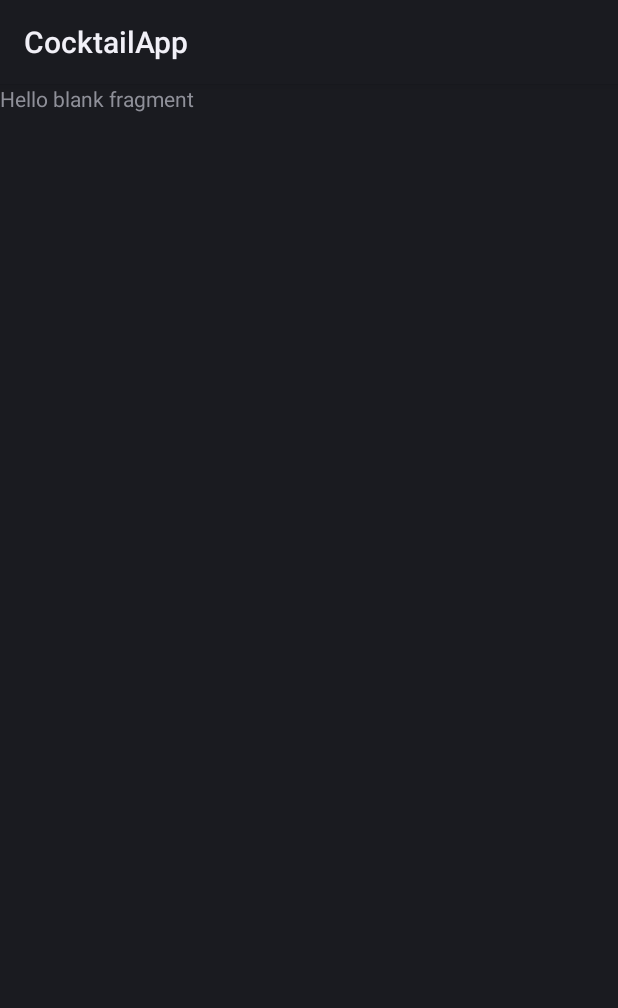
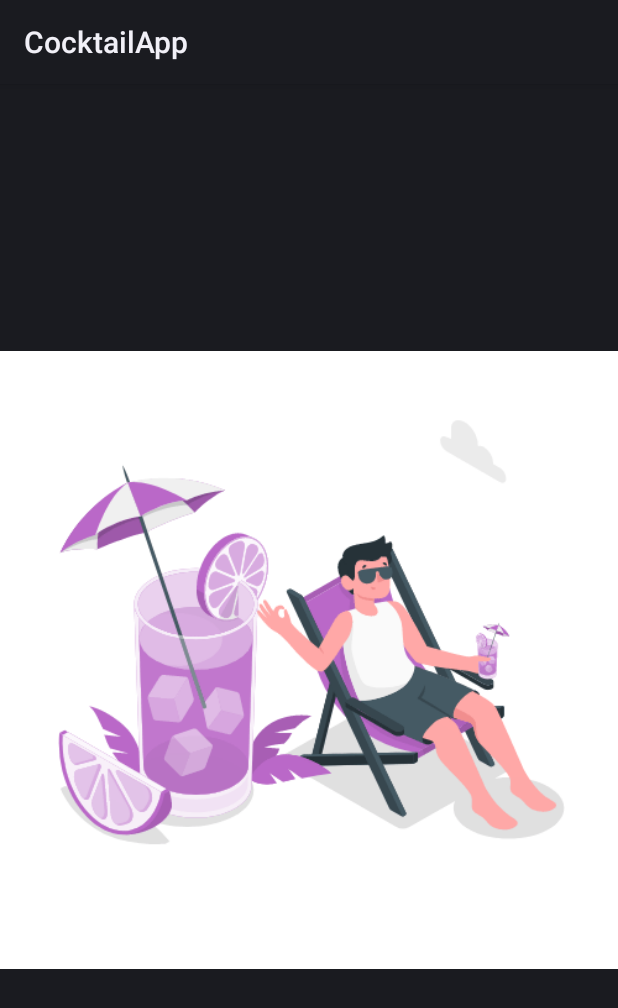
Before and after one commit to Marshall91x/CocktailApp, an Android app: the fragment LoadDataFragment shown on its own in the app's theme, on a phone screen of 412 x 824 dp. Shown: the top 1008 px of the screen. Run offline under Robolectric (Android 15) with nearby library versions, the phone set to English and light mode, and no system bars; our stand-ins replace RxJava; 1 statement that could not run was skipped.

Commit message:
created a fragment to load initial filters data

```diff
--- /dev/null
+++ b/app/src/main/java/it/edelmonte/cocktailapp/api/CocktailApiClient.java
@@ -0,0 +1,18 @@
+package it.edelmonte.cocktailapp.api;
+
+import retrofit2.Retrofit;
+import retrofit2.adapter.rxjava3.RxJava3CallAdapterFactory;
+import retrofit2.converter.gson.GsonConverterFactory;
+
+public class CocktailApiClient {
+
+    public static final String BASE_URL = "https://www.thecocktaildb.com/api/json/v1/1/";
+    private static Retrofit retrofit = null;
+
+    public static Retrofit getClient() {
+        if (retrofit == null) {
+            retrofit = new Retrofit.Builder().baseUrl(BASE_URL).addConverterFactory(GsonConverterFactory.create()).addCallAdapterFactory(RxJava3CallAdapterFactory.create()).build();
+        }
+        return retrofit;
+    }
+}
--- /dev/null
+++ b/app/src/main/java/it/edelmonte/cocktailapp/api/CocktailApiInterface.java
@@ -0,0 +1,20 @@
+package it.edelmonte.cocktailapp.api;
+
+import io.reactivex.rxjava3.core.Observable;
+import it.edelmonte.cocktailapp.model.DrinkList;
+import retrofit2.http.GET;
+
+public interface CocktailApiInterface {
+
+    @GET("list.php?c=list")
+    Observable<DrinkList> getCategories();
+
+    @GET("list.php?g=list")
+    Observable<DrinkList> getGlasses();
+
+    @GET("list.php?a=list")
+    Observable<DrinkList> getAlcoholic();
+
+    @GET("list.php?i=list")
+    Observable<DrinkList> getIngredients();
+}
--- a/app/src/main/java/it/edelmonte/cocktailapp/fragment/LoadDataFragment.java
+++ b/app/src/main/java/it/edelmonte/cocktailapp/fragment/LoadDataFragment.java
@@ -1,21 +1,93 @@
 package it.edelmonte.cocktailapp.fragment;
+
+import static org.koin.java.KoinJavaComponent.inject;
 
 import android.os.Bundle;
 
+import androidx.annotation.Nullable;
 import androidx.fragment.app.Fragment;
+import androidx.navigation.NavHost;
+import androidx.navigation.Navigation;
 
+import android.util.Log;
 import android.view.LayoutInflater;
 import android.view.View;
 import android.view.ViewGroup;
+import android.widget.Toast;
 
+import java.util.ArrayList;
+import java.util.List;
+
+import io.reactivex.rxjava3.annotations.NonNull;
+import io.reactivex.rxjava3.core.Observable;
+import io.reactivex.rxjava3.core.Observer;
+import io.reactivex.rxjava3.disposables.Disposable;
+import io.reactivex.rxjava3.functions.Consumer;
+import io.reactivex.rxjava3.functions.Function;
+import io.reactivex.rxjava3.schedulers.Schedulers;
 import it.edelmonte.cocktailapp.R;
+import it.edelmonte.cocktailapp.api.CocktailApiInterface;
+import it.edelmonte.cocktailapp.api.CocktailApiClient;
+import it.edelmonte.cocktailapp.model.Drink;
+import it.edelmonte.cocktailapp.model.DrinkList;
+import it.edelmonte.cocktailapp.util.CloudManager;
+import kotlin.Lazy;
 
 
-public class LoadDataFragment extends Fragment {
+public class LoadDataFragment extends Fragment{
+
+    private final Lazy<CloudManager> cloudManager = inject(CloudManager.class);
 
     @Override
     public void onCreate(Bundle savedInstanceState) {
         super.onCreate(savedInstanceState);
+        loadData();
+    }
+
+    //Method to concurrent call cocktail apis
+    private void loadData() {
+        //Create api client
+        CocktailApiInterface apiService = CocktailApiClient.getClient().create(CocktailApiInterface.class);
+
+        //Create a requests list for concurrency calls
+        List<Observable<DrinkList>> requests = new ArrayList<>();
+        requests.add(apiService.getCategories());
+        requests.add(apiService.getAlcoholic());
+        requests.add(apiService.getIngredients());
+        requests.add(apiService.getGlasses());
+
+        Observable.zip(requests, new Function<Object[], Object>() {
+            @Override
+            public Object apply(Object[] objects) throws Throwable {
+                // Filling filters lists with api responses and saving in singleton
+                cloudManager.getValue().setCategories(((DrinkList) objects[0]).getDrinks());
+                cloudManager.getValue().setAlcoholic(((DrinkList) objects[1]).getDrinks());
+                cloudManager.getValue().setIngredients(((DrinkList) objects[2]).getDrinks());
+                cloudManager.getValue().setGlasses(((DrinkList) objects[3]).getDrinks());
+                return objects;
+            }
+        }).subscribeOn(Schedulers.io()).subscribe(new Observer<Object>() {
+            @Override
+            public void onSubscribe(@NonNull Disposable d) {
+
+            }
+
+            @Override
+            public void onNext(@NonNull Object o) {
+
+            }
+
+            @Override
+            public void onError(@NonNull Throwable e) {
+                Toast.makeText(getActivity(), "Oops qualcosa è andato storto...", Toast.LENGTH_LONG).show();
+            }
+
+            @Override
+            public void onComplete() {
+                //Navigating to list fragment
+                Navigation.findNavController(getView()).navigate(LoadDataFragmentDirections.dataToList());
+            }
+        });
     }
 
     @Override
@@ -24,4 +96,9 @@ public class LoadDataFragment extends Fragment {
         // Inflate the layout for this fragment
         return inflater.inflate(R.layout.fragment_load_data, container, false);
     }
+
+    @Override
+    public void onViewCreated(@androidx.annotation.NonNull View view, @Nullable Bundle savedInstanceState) {
+        super.onViewCreated(view, savedInstanceState);
+    }
 }
--- a/app/src/main/res/layout/fragment_list.xml
+++ b/app/src/main/res/layout/fragment_list.xml
@@ -5,10 +5,11 @@
     android:layout_height="match_parent"
     tools:context=".fragment.ListFragment">
 
-    <!-- TODO: Update blank fragment layout -->
     <TextView
+        android:layout_gravity="bottom"
         android:layout_width="match_parent"
         android:layout_height="match_parent"
-        android:text="@string/hello_blank_fragment" />
+        android:textSize="200sp"
+        android:text="@string/hello_blank_fragment"/>
 
 </FrameLayout>
--- a/app/src/main/res/layout/fragment_load_data.xml
+++ b/app/src/main/res/layout/fragment_load_data.xml
@@ -5,10 +5,9 @@
     android:layout_height="match_parent"
     tools:context=".fragment.LoadDataFragment">
 
-    <!-- TODO: Update blank fragment layout -->
-    <TextView
+    <ImageView
         android:layout_width="match_parent"
         android:layout_height="match_parent"
-        android:text="@string/hello_blank_fragment" />
+        android:src="@drawable/giphy"/>
 
 </FrameLayout>
--- a/app/src/main/res/navigation/nav_graph.xml
+++ b/app/src/main/res/navigation/nav_graph.xml
@@ -12,7 +12,11 @@
         tools:layout="@layout/fragment_load_data" >
         <action
             android:id="@+id/data_to_list"
-            app:destination="@id/listFragment" />
+            app:destination="@id/listFragment"
+            app:enterAnim="@android:anim/fade_in"
+            app:exitAnim="@android:anim/fade_out"
+            app:popEnterAnim="@android:anim/fade_in"
+            app:popExitAnim="@android:anim/fade_out" />
     </fragment>
     <fragment
         android:id="@+id/listFragment"
```
Also changed, not shown: app/build.gradle (+14 -0 lines), app/src/main/AndroidManifest.xml (+11 -3 lines), app/src/main/java/it/edelmonte/cocktailapp/MainActivity.java (+15 -1 lines), app/src/main/java/it/edelmonte/cocktailapp/model/Drink.java (added, +50 -0 lines), app/src/main/java/it/edelmonte/cocktailapp/model/DrinkList.java (added, +19 -0 lines), app/src/main/java/it/edelmonte/cocktailapp/util/CloudManager.java (added, +45 -0 lines), app/src/main/java/it/edelmonte/cocktailapp/util/KoinInjector.kt (added, +11 -0 lines), app/src/main/res/layout/activity_main.xml (+8 -8 lines), build.gradle (+17 -0 lines), app/src/main/res/drawable/giphy.gif (added).
